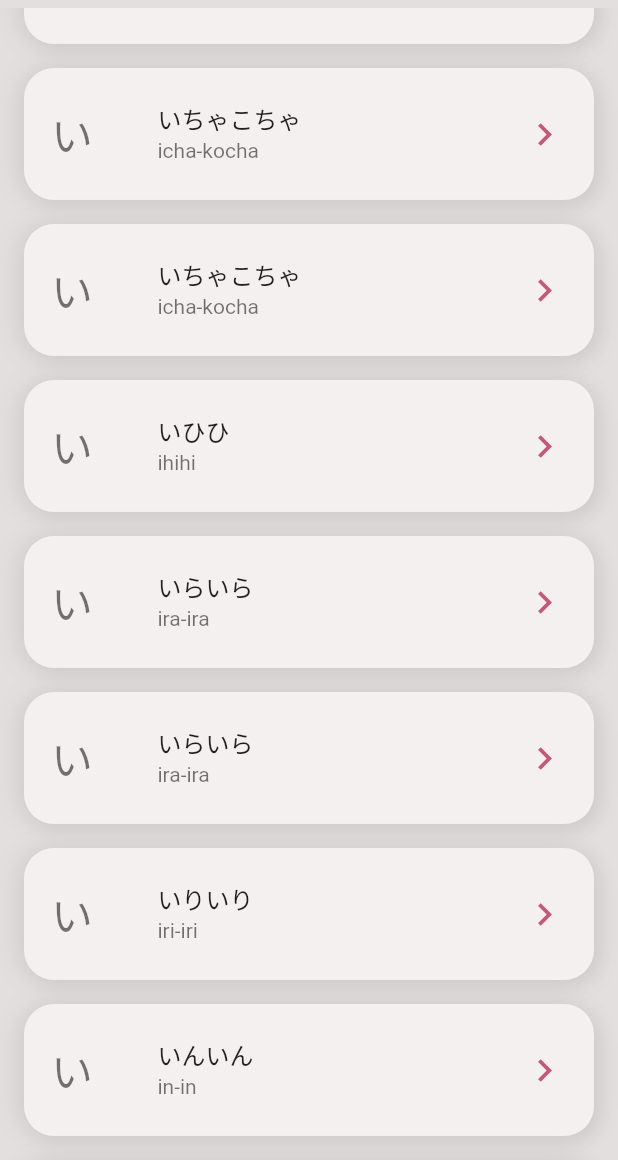
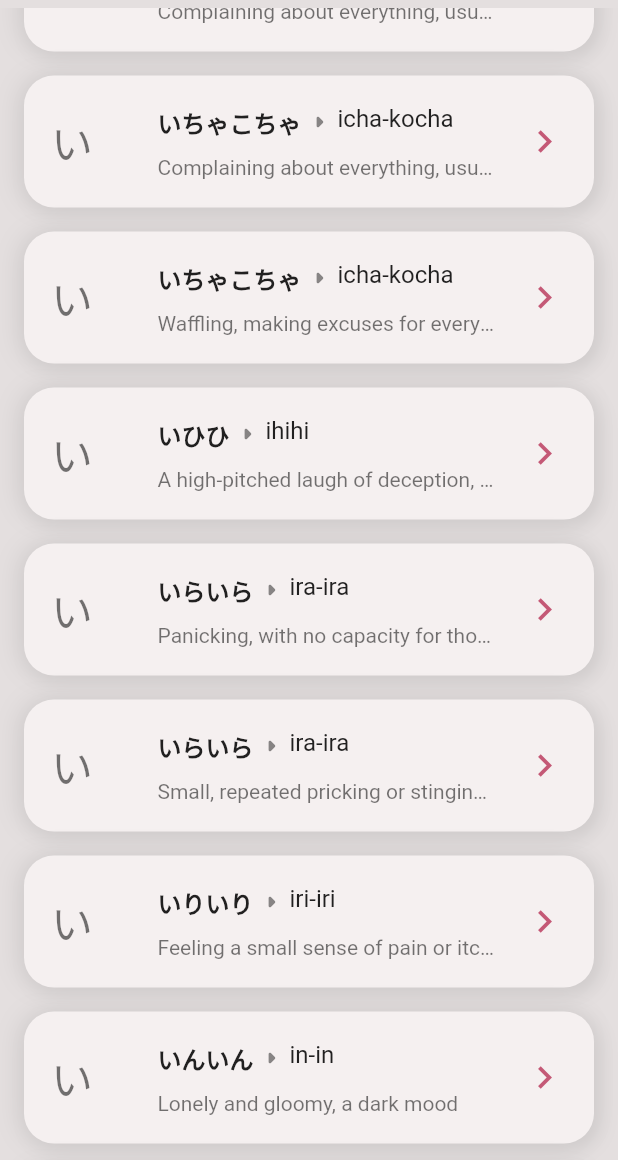
Before and after one commit to maramahmer/ONOv1, a Flutter app: the allSearchList screen opened directly, scrolled down 2880 dp, on a phone screen of 412 x 824 dp, the part 76-1236 px from its top. Run offline on Flutter 3.47's test engine with Material 2 defaults, Android fonts, the phone set to English and light mode, and no system bars; Roboto replaces fonts that are missing (Lolita).

Commit message:
new display to show english meaning preview

```diff
--- a/lib/model/dummyData.dart
+++ b/lib/model/dummyData.dart
@@ -7,7 +7,7 @@ final dummyData = [
       "frequency": "Common",
       "meaningjp": "齷齪。細かいことを気にして、落ち着かないさま。目先のことにとらわれて、気持ちがせかせかするさま。",
       "meaningen":
-      "worried about the small things, stressed about immediate problems. Emotionally overwhelmed",
+      "worried about the small things, stressed about immediate problems. Emotionally overwhelmed.",
       "mainemotion": "bad",
       "subemotion": "stressed"
     },
--- a/lib/screens/allSearchList.dart
+++ b/lib/screens/allSearchList.dart
@@ -21,6 +21,7 @@ class allSearchList extends StatefulWidget {
 
 class _allSearchList extends State<allSearchList> {
   late List<listModel> onoDataList;
+
 
   get editingController => null;
 
@@ -96,7 +97,8 @@ class _allSearchList extends State<allSearchList> {
 
   Widget onoTile(listModel model) {
     return Container(
-      margin: EdgeInsets.symmetric(vertical: 8, horizontal: 16),
+
+    margin: EdgeInsets.symmetric(vertical: 8, horizontal: 16),
       decoration: const BoxDecoration(
         color: lightBgColor,
         borderRadius: BorderRadius.all(Radius.circular(20)),
@@ -143,10 +145,24 @@ class _allSearchList extends State<allSearchList> {
               ),
             );
           },
-          title: Text(model.onomatopoeia),
-          subtitle: Text(
+          title:
+          Wrap(
+              children: [Text(model.onomatopoeia,
+                overflow: TextOverflow.ellipsis,
+                style: TextStyle(fontWeight: FontWeight.bold),),
+                const Icon(Icons.arrow_right_rounded),
+                Text(model.transliteration,
+                  overflow: TextOverflow.ellipsis,)],
+            ),
+          /*subtitle: Text(
             model.transliteration,
-          ),
+          ),*/
+          subtitle:
+              Padding(
+                padding: const EdgeInsets.only(top: 10),
+            child: Text(model.meaningen,
+            overflow: TextOverflow.ellipsis,),
+              ),
           trailing: const Icon(
             Icons.keyboard_arrow_right,
             size: 30,
```
Also changed, not shown: lib/screens/allSearchListEmo.dart (+24 -7 lines), lib/screens/onoList.dart (+26 -9 lines), lib/screens/onoListM.dart (+24 -7 lines).
